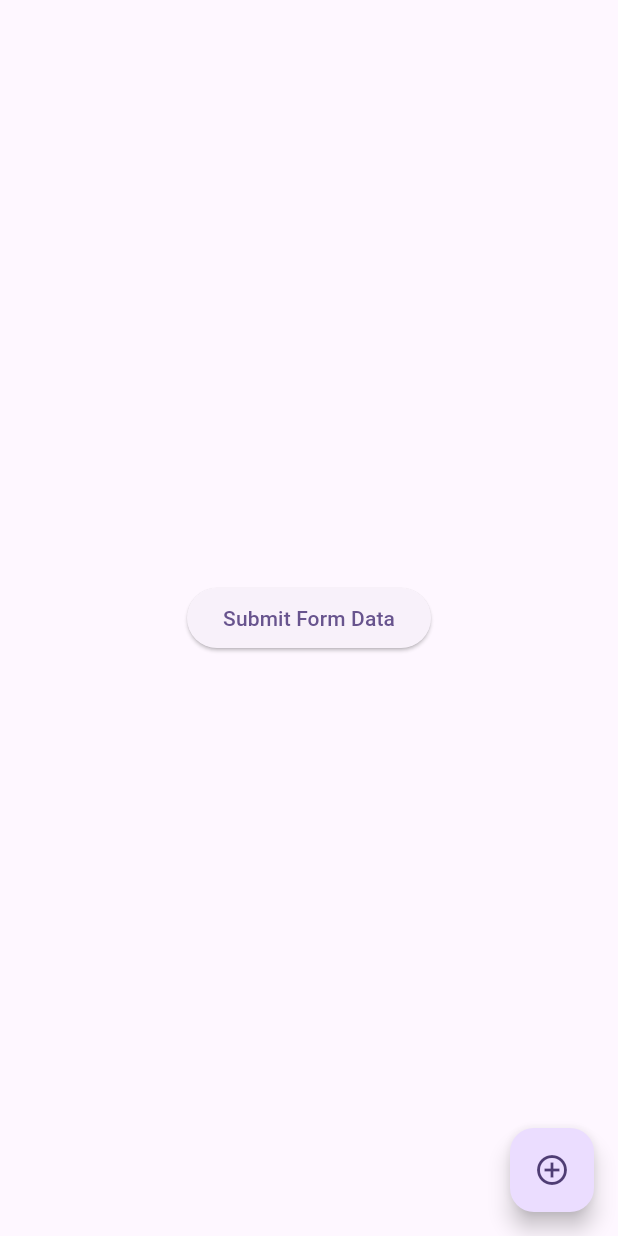
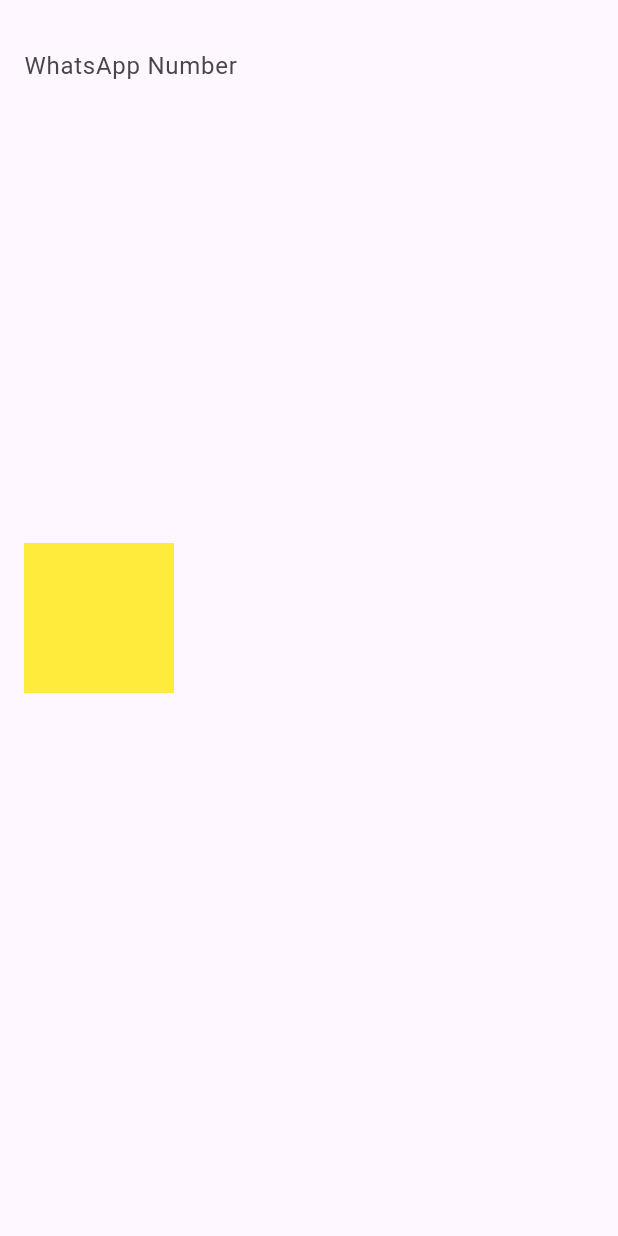
Before and after one commit to danielprast/flutterinaja, a Flutter app: the screen it shows after launch, on a phone screen of 412 x 824 dp. Run offline on Flutter 3.47's test engine with Material 3 defaults, Android fonts, the phone set to English and light mode, and no system bars; our stand-ins replace equatable.

Commit message:
🧑‍💻 Make input phone textfield with input validation

```diff
--- /dev/null
+++ b/lib/apps/examples/examples_widget.dart
@@ -0,0 +1,3 @@
+export 'text_input_control_demo.dart';
+export 'form_overview.dart';
+export 'form_page.dart';
--- /dev/null
+++ b/lib/apps/examples/text_input_control_demo.dart
@@ -0,0 +1,69 @@
+import 'package:flutter/material.dart';
+import 'package:flutter/services.dart';
+
+class TextInputControlDemo extends StatefulWidget {
+  const TextInputControlDemo({super.key});
+
+  @override
+  State<TextInputControlDemo> createState() => _TextInputControlDemoState();
+}
+
+class _TextInputControlDemoState extends State<TextInputControlDemo> {
+  late FocusNode focusNode;
+
+  @override
+  void initState() {
+    focusNode = FocusNode();
+    super.initState();
+  }
+
+  @override
+  Widget build(BuildContext context) {
+    return Scaffold(
+      body: Padding(
+        padding: const EdgeInsets.all(16.0),
+        child: Stack(
+          children: [
+            GestureDetector(
+              child: Column(
+                children: [
+                  Spacer(),
+                  Container(
+                    color: Colors.yellow,
+                    height: 100,
+                    width: 100,
+                  ),
+                  Spacer(),
+                ],
+              ),
+              onTap: () {
+                focusNode.unfocus();
+              },
+            ),
+            SafeArea(
+              child: Column(
+                children: [
+                  TextField(
+                    focusNode: focusNode,
+                    keyboardType: TextInputType.number,
+                    inputFormatters: <TextInputFormatter>[
+                      FilteringTextInputFormatter.deny(RegExp(r'[+0]')),
+                    ],
+                    decoration: InputDecoration(
+                      labelText: 'WhatsApp Number',
+                      border: InputBorder.none,
+                      prefix: Padding(
+                        padding: EdgeInsets.only(right: 16),
+                        child: const Text('+62'),
+                      ),
+                    ),
+                  ),
+                ],
+              ),
+            ),
+          ],
+        ),
+      ),
+    );
+  }
+}
--- a/lib/main.dart
+++ b/lib/main.dart
@@ -1,5 +1,6 @@
 import 'package:flutter/material.dart';
 import 'package:flutterinaja/apps/examples/form_page.dart';
+import 'package:flutterinaja/apps/examples/text_input_control_demo.dart';
 
 void main() {
   runApp(const MyApp());
@@ -18,7 +19,8 @@ class MyApp extends StatelessWidget {
         colorScheme: ColorScheme.fromSeed(seedColor: Colors.deepPurple),
         useMaterial3: true,
       ),
-      home: const RoostFormPage(),
+      //home: const RoostFormPage(),
+      home: const TextInputControlDemo(),
     );
   }
 }
```
